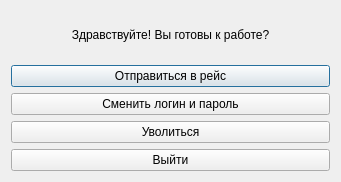
Qt form Qt/Lab_1/windowdriver.ui (avasyutkin/term_2) before a commit.
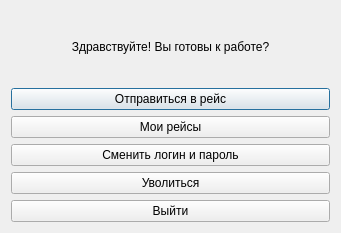
The same form after that commit.

What changed in the file:
```diff
--- a/Qt/Lab_1/windowdriver.ui
+++ b/Qt/Lab_1/windowdriver.ui
@@ -7,7 +7,7 @@
     <x>0</x>
     <y>0</y>
     <width>341</width>
-    <height>182</height>
+    <height>233</height>
    </rect>
   </property>
   <property name="windowTitle">
@@ -33,6 +33,13 @@
        </property>
       </widget>
      </item>
+     <item>
+      <widget class="QPushButton" name="pushButton_5">
+       <property name="text">
+        <string>Мои рейсы</string>
+       </property>
+      </widget>
+     </item>
      <item>
       <widget class="QPushButton" name="pushButton_2">
        <property name="text">
```
